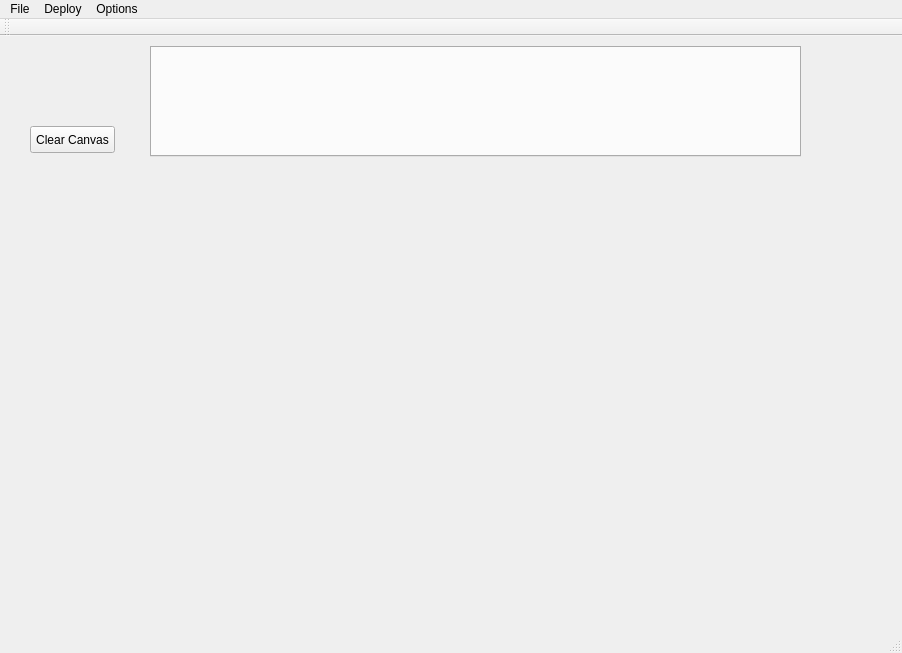
SarahHeinzHouseFRC/SHARPAutonomousScripter, file Auto_Gui_JSON/mainwindow.ui: the form before one commit.
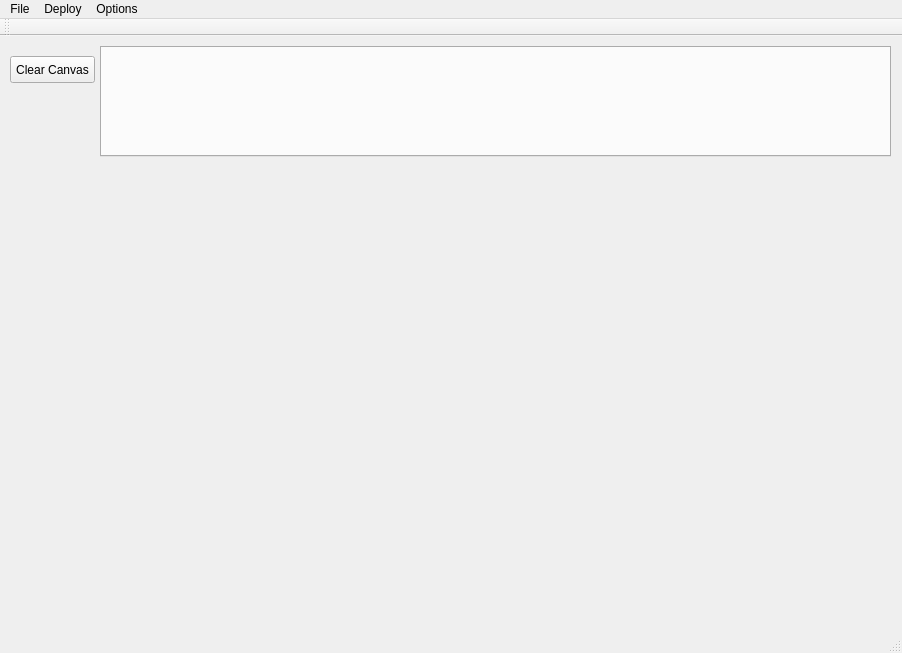
The form after the commit. Icons and pictures are not drawn.

```diff
--- a/Auto_Gui_JSON/mainwindow.ui
+++ b/Auto_Gui_JSON/mainwindow.ui
@@ -20,8 +20,8 @@
    <widget class="QPushButton" name="clearButton">
     <property name="geometry">
      <rect>
-      <x>30</x>
-      <y>90</y>
+      <x>10</x>
+      <y>20</y>
       <width>85</width>
       <height>27</height>
      </rect>
@@ -33,9 +33,9 @@
    <widget class="QTabWidget" name="toolBox">
     <property name="geometry">
      <rect>
-      <x>150</x>
+      <x>100</x>
       <y>10</y>
-      <width>651</width>
+      <width>791</width>
       <height>111</height>
      </rect>
     </property>
```
Left out of the diff: 10 changed lines with no effect on the pictures.
